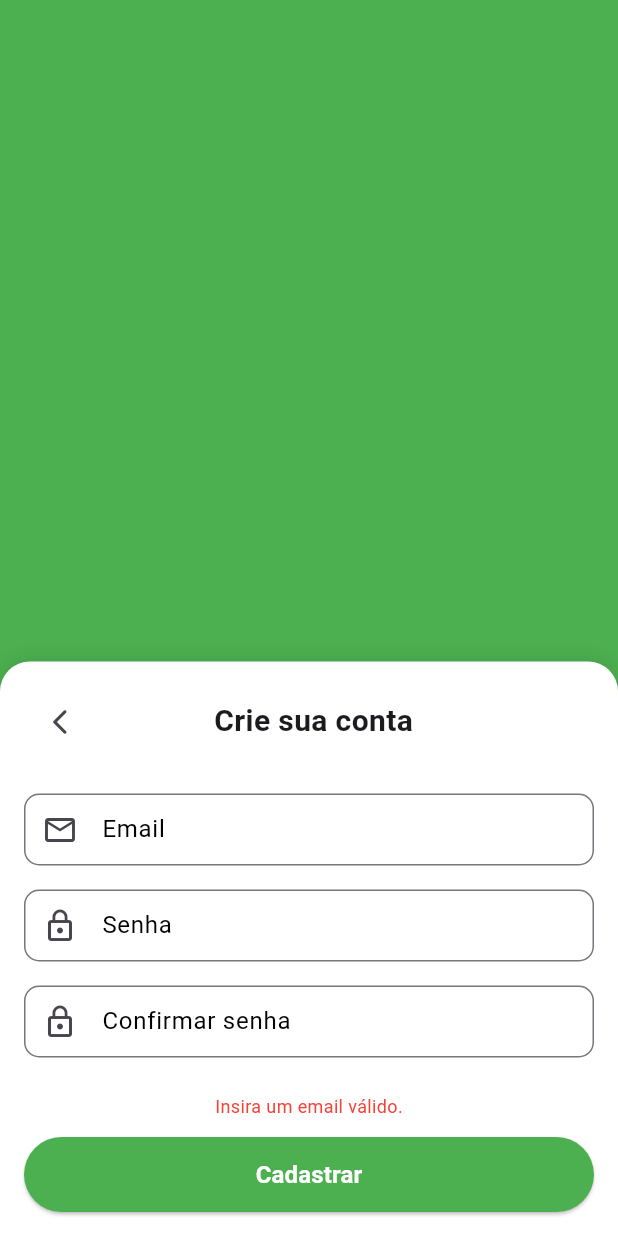
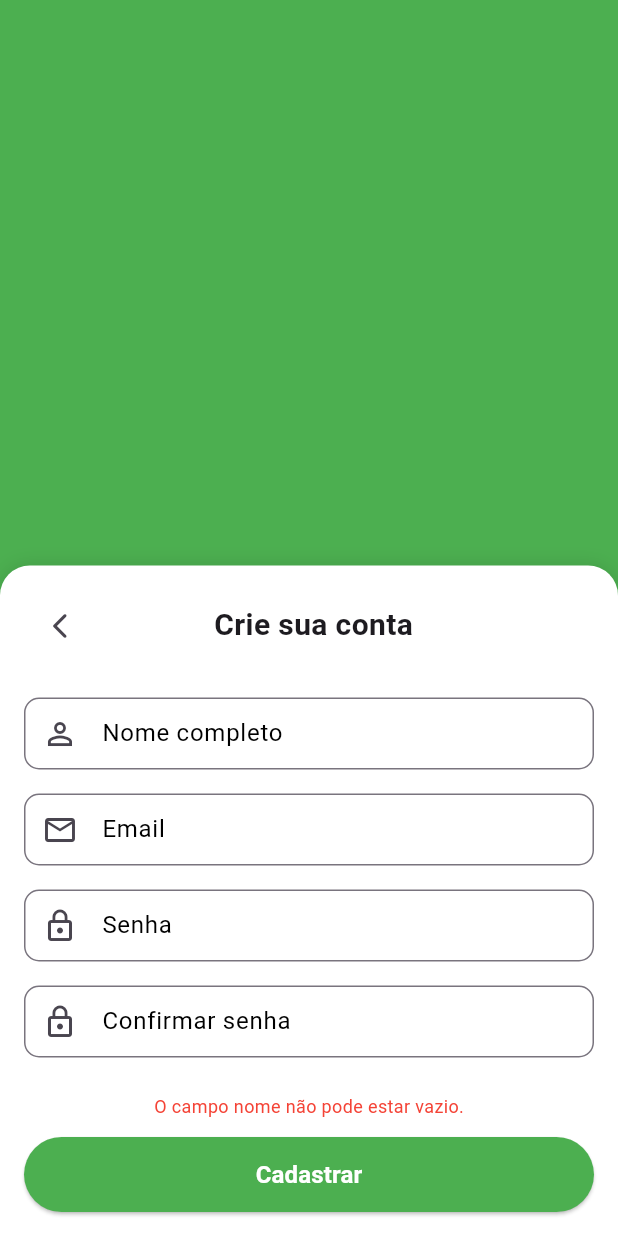
Before and after one commit to vs-machado/ChurchApp, a Flutter app: the screen it shows after launch, after a tap on "Registrar com email e senha", after a tap on "Entrar", on a phone screen of 412 x 824 dp. Run offline on Flutter 3.47's test engine with Material 3 defaults, Android fonts, the light colour scheme and no system bars; our stand-ins replace flutter_dotenv, flutter_riverpod, flutter_svg, google_sign_in, riverpod, supabase_flutter; accounts and stored records are empty; generated files the repository leaves out were written again.

Commit message:
Text input nome adicionado no sliding_register_card. Tabela users do Supabase agora recebe o nome do usuário durante o cadastro.

```diff
--- a/lib/core/auth/presentation/components/sliding_register_card.dart
+++ b/lib/core/auth/presentation/components/sliding_register_card.dart
@@ -8,7 +8,7 @@ import 'package:church_app/core/domain/util/network_error.dart';
 import 'package:church_app/generated/l10n.dart' show S;
 
 /// Tela de cadastro do app.
-/// Exibe três text inputs: email, senha e confirmar senha.
+/// Exibe quatro text inputs: nome completo, email, senha e confirmar senha.
 /// Caso o usuário se cadastre com sucesso: redireciona para a HomePage.
 /// Caso o cadastro falhe: exibe mensagem de erro através de um Text ou Snackbar
 /// Texts são utilizados para exibir erros de validação ou autenticação.
@@ -34,16 +34,19 @@ class _SlidingRegisterCardState extends ConsumerState<SlidingRegisterCard>
   final _emailController = TextEditingController();
   final _passwordController = TextEditingController();
   final _confirmPasswordController = TextEditingController();
+  final _fullNameController = TextEditingController();
 
   final _emailFocusNode = FocusNode();
   final _passwordFocusNode = FocusNode();
   final _confirmPasswordFocusNode = FocusNode();
+  final _fullNameFocusNode = FocusNode();
   bool _passwordVisible = false;
   bool _confirmPasswordVisible = false;
 
   bool _emailHasFocus = false;
   bool _passwordHasFocus = false;
   bool _confirmPasswordHasFocus = false;
+  bool _fullNameHasFocus = false;
 
   // Utilizado para exibir mensagem de erro de autenticação ou validação de emails e senhas
   AuthError? _currentValidationError;
@@ -62,6 +65,7 @@ class _SlidingRegisterCardState extends ConsumerState<SlidingRegisterCard>
     _emailFocusNode.addListener(_onEmailFocusChange);
     _passwordFocusNode.addListener(_onPasswordFocusChange);
     _confirmPasswordFocusNode.addListener(_onConfirmPasswordFocusChange);
+    _fullNameFocusNode.addListener(_onFullNameFocusChange);
   }
 
   // Utilizado para alternar ícone entre outlined e filled
@@ -85,17 +89,26 @@ class _SlidingRegisterCardState extends ConsumerState<SlidingRegisterCard>
     });
   }
 
+  void _onFullNameFocusChange() {
+    setState(() {
+      _fullNameHasFocus = _fullNameFocusNode.hasFocus;
+    });
+  }
+
   @override
   void dispose() {
     _emailController.dispose();
     _passwordController.dispose();
     _confirmPasswordController.dispose();
+    _fullNameController.dispose();
     _emailFocusNode.removeListener(_onEmailFocusChange);
     _passwordFocusNode.removeListener(_onPasswordFocusChange);
     _confirmPasswordFocusNode.removeListener(_onConfirmPasswordFocusChange);
+    _fullNameFocusNode.removeListener(_onFullNameFocusChange);
     _emailFocusNode.dispose();
     _passwordFocusNode.dispose();
     _confirmPasswordFocusNode.dispose();
+    _fullNameFocusNode.dispose();
     _animationController.dispose();
     super.dispose();
   }
@@ -204,6 +217,21 @@ class _SlidingRegisterCardState extends ConsumerState<SlidingRegisterCard>
                     child: Column(
                       children: [
                         TextFormField(
+                          controller: _fullNameController,
+                          decoration: InputDecoration(
+                            labelText: S.of(context).fullName,
+                            hintText: S.of(context).fullName,
+                            prefixIcon: Icon(
+                              _fullNameHasFocus
+                                  ? Icons.person
+                                  : Icons.person_outline,
+                            ),
+                          ),
+                          keyboardType: TextInputType.name,
+                          focusNode: _fullNameFocusNode,
+                        ),
+                        const SizedBox(height: 16.0),
+                        TextFormField(
                           controller: _emailController,
                           decoration: InputDecoration(
                             labelText: S.of(context).email,
@@ -307,10 +335,13 @@ class _SlidingRegisterCardState extends ConsumerState<SlidingRegisterCard>
                                     final password = _passwordController.text;
                                     final confirmPassword =
                                         _confirmPasswordController.text;
+                                    final fullName = _fullNameController.text;
 
                                     AuthError? errorToShow;
 
-                                    if (!email.isValidEmail()) {
+                                    if (fullName.isEmpty) {
+                                      errorToShow = AuthError.emptyName;
+                                    } else if (!email.isValidEmail()) {
                                       errorToShow = AuthError.invalidEmail;
                                     } else if (password != confirmPassword) {
                                       errorToShow =
@@ -330,6 +361,7 @@ class _SlidingRegisterCardState extends ConsumerState<SlidingRegisterCard>
                                         email,
                                         password,
                                         confirmPassword,
+                                        fullName,
                                       );
                                     }
                                   },
--- a/lib/core/auth/presentation/viewmodels/login/login_viewmodel.dart
+++ b/lib/core/auth/presentation/viewmodels/login/login_viewmodel.dart
@@ -13,9 +13,9 @@ import '../../../../domain/util/network_error.dart';
 /// Atualmente utiliza o sistema de login com email e senha do Supabase.
 /// Para login com Google Auth, ver [GoogleSignInViewModel].
 class LoginViewModel extends StateNotifier<LoginState> {
-  final AuthService _authService;
+  final AuthService<AuthResponse> _authService;
 
-  LoginViewModel({required AuthService authService})
+  LoginViewModel({required AuthService<AuthResponse> authService})
     : _authService = authService,
       super(LoginInitial());
 
--- a/lib/core/auth/util/auth_error.dart
+++ b/lib/core/auth/util/auth_error.dart
@@ -12,6 +12,7 @@ enum AuthError implements Error {
   incorrectPassword,
   emailAlreadyInUse,
   emptyPassword,
+  emptyName,
 }
 
 extension ErrorMessage on AuthError {
@@ -26,6 +27,7 @@ extension ErrorMessage on AuthError {
       AuthError.incorrectPassword => S.of(context).incorrectPassword,
       AuthError.emailAlreadyInUse => S.of(context).emailAlreadyInUse,
       AuthError.emptyPassword => S.of(context).thePasswordFieldCantBeEmpty,
+      AuthError.emptyName => S.of(context).nameFieldCantBeEmpty,
     };
   }
 }
--- a/lib/core/di/providers.dart
+++ b/lib/core/di/providers.dart
@@ -5,11 +5,13 @@ import 'package:church_app/core/auth/presentation/viewmodels/login/login_viewmod
 import 'package:church_app/core/auth/presentation/viewmodels/register/register_state.dart';
 import 'package:church_app/core/auth/presentation/viewmodels/register/register_viewmodel.dart';
 import 'package:riverpod/riverpod.dart';
-
 import '../auth/presentation/viewmodels/google_sign_in/google_sign_in_state.dart';
 import '../auth/presentation/viewmodels/google_sign_in/google_sign_in_viewmodel.dart';
+import 'package:supabase_flutter/supabase_flutter.dart';
 
-final authServiceProvider = Provider<AuthService>((ref) => AuthServiceImpl());
+final authServiceProvider = Provider<AuthService<AuthResponse>>(
+  (ref) => AuthServiceImpl(),
+);
 
 final loginViewModelProvider =
     StateNotifierProvider.autoDispose<LoginViewModel, LoginState>((ref) {
--- a/lib/l10n/intl_en.arb
+++ b/lib/l10n/intl_en.arb
@@ -29,5 +29,7 @@
   "createYourAccount": "Create your account",
   "or": "or",
   "haveAnAccount": "Already have an account?",
-  "thePasswordFieldCantBeEmpty": "The password field cannot be empty"
+  "thePasswordFieldCantBeEmpty": "The password field cannot be empty",
+  "nameFieldCantBeEmpty": "The name field can't be empty.",
+  "fullName": "Full name"
 }
--- a/lib/l10n/intl_pt.arb
+++ b/lib/l10n/intl_pt.arb
@@ -29,5 +29,7 @@
   "createYourAccount": "Crie sua conta",
   "or": "ou",
   "haveAnAccount": "Possui uma conta?",
-  "thePasswordFieldCantBeEmpty": "O campo senha não pode estar vazio"
+  "thePasswordFieldCantBeEmpty": "O campo senha não pode estar vazio",
+  "nameFieldCantBeEmpty": "O campo nome não pode estar vazio.",
+  "fullName": "Nome completo"
 }
--- a/lib/l10n/intl_pt_BR.arb
+++ b/lib/l10n/intl_pt_BR.arb
@@ -29,5 +29,7 @@
   "createYourAccount": "Crie sua conta",
   "or": "ou",
   "haveAnAccount": "Possui uma conta?",
-  "thePasswordFieldCantBeEmpty": "O campo senha não pode estar vazio"
+  "thePasswordFieldCantBeEmpty": "O campo senha não pode estar vazio",
+  "nameFieldCantBeEmpty": "O campo nome não pode estar vazio.",
+  "fullName": "Nome completo"
 }
```
Also changed, not shown: lib/core/auth/data/auth_service_impl.dart (+19 -1 lines), lib/core/auth/domain/auth_service.dart (+9 -0 lines), lib/core/auth/presentation/viewmodels/google_sign_in/google_sign_in_viewmodel.dart (+13 -2 lines), lib/core/auth/presentation/viewmodels/register/register_viewmodel.dart (+12 -3 lines), lib/generated/intl/messages_en.dart, lib/generated/intl/messages_pt.dart, lib/generated/intl/messages_pt_BR.dart, lib/generated/l10n.dart.
